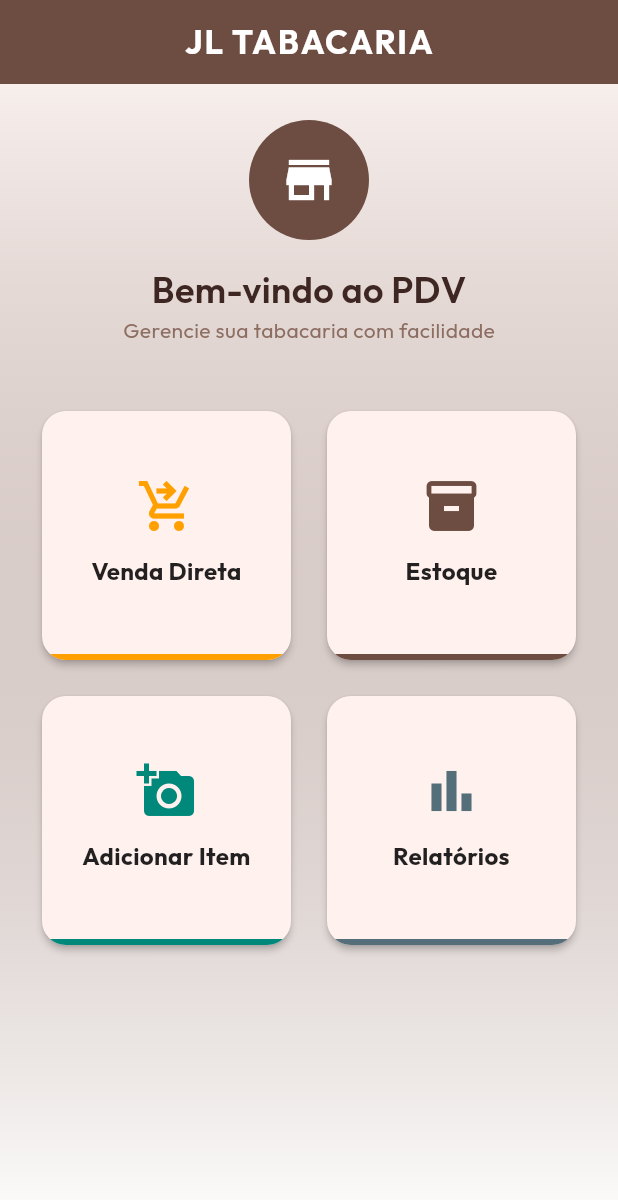
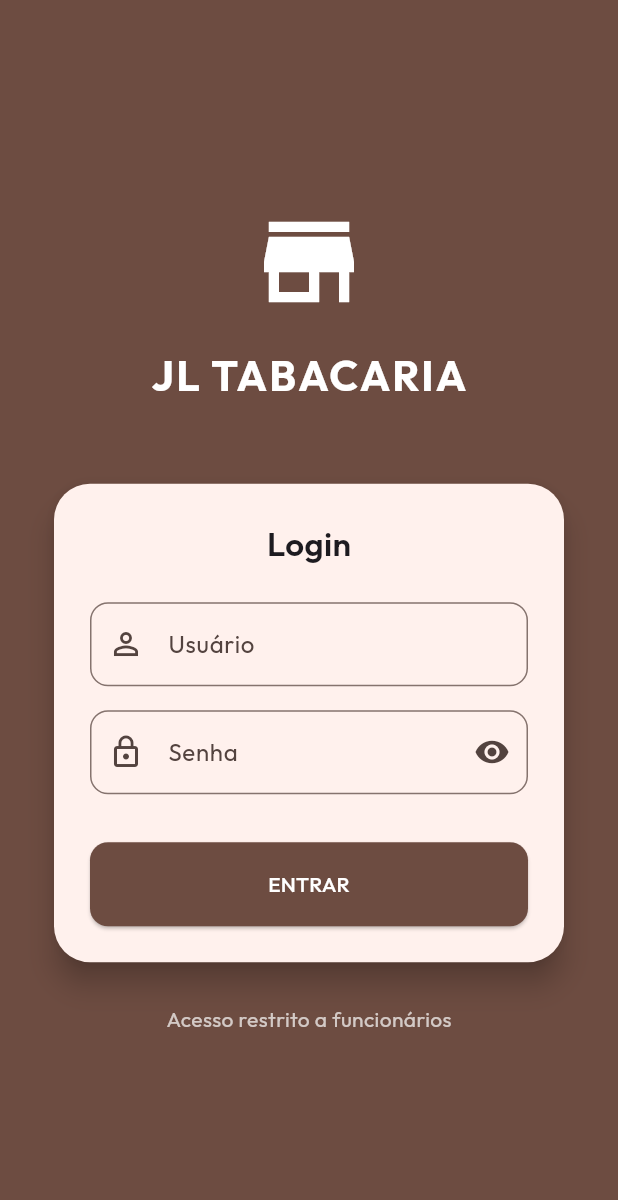
Before and after one commit to caiofrk/SMART_PDV, a Flutter app: the screen it shows after launch, on a phone screen of 412 x 824 dp. Shown: the top 1200 px of the screen. Run offline on Flutter 3.47's test engine with Material 3 defaults, Android fonts, the phone set to English and light mode, and no system bars; our stand-ins replace google_fonts, image_picker, pdf, printing, sqflite; missing offline and left inert: mobile_scanner; accounts and stored records are empty.

Commit message:
Add User Login/Authentication system with default admin user

```diff
--- a/lib/main.dart
+++ b/lib/main.dart
@@ -3,7 +3,9 @@ import 'package:provider/provider.dart';
 import 'package:google_fonts/google_fonts.dart';
 import './providers/product_provider.dart';
 import './providers/sales_provider.dart';
+import './providers/auth_provider.dart';
 import './screens/home_screen.dart';
+import './screens/login_screen.dart';
 
 void main() {
   WidgetsFlutterBinding.ensureInitialized();
@@ -19,6 +21,7 @@ class MyApp extends StatelessWidget {
       providers: [
         ChangeNotifierProvider(create: (_) => ProductProvider()),
         ChangeNotifierProvider(create: (_) => SalesProvider()),
+        ChangeNotifierProvider(create: (_) => AuthProvider()),
       ],
       child: MaterialApp(
         title: 'JL Tabacaria PDV',
@@ -56,7 +59,14 @@ class MyApp extends StatelessWidget {
             ),
           ),
         ),
-        home: const HomeScreen(),
+        home: Consumer<AuthProvider>(
+          builder: (context, auth, _) {
+            if (auth.isAuthenticated) {
+              return const HomeScreen();
+            }
+            return const LoginScreen();
+          },
+        ),
       ),
     );
   }
--- /dev/null
+++ b/lib/models/user.dart
@@ -0,0 +1,31 @@
+class User {
+  final int? id;
+  final String username;
+  final String password; // In a real app, this should be hashed
+  final String role; // 'admin' or 'employee'
+
+  User({
+    this.id,
+    required this.username,
+    required this.password,
+    this.role = 'employee',
+  });
+
+  Map<String, dynamic> toMap() {
+    return {
+      'id': id,
+      'username': username,
+      'password': password,
+      'role': role,
+    };
+  }
+
+  factory User.fromMap(Map<String, dynamic> map) {
+    return User(
+      id: map['id'],
+      username: map['username'],
+      password: map['password'],
+      role: map['role'],
+    );
+  }
+}
--- /dev/null
+++ b/lib/providers/auth_provider.dart
@@ -0,0 +1,34 @@
+import 'package:flutter/material.dart';
+import '../models/user.dart';
+import '../services/database_helper.dart';
+
+class AuthProvider with ChangeNotifier {
+  User? _currentUser;
+  bool _isLoading = false;
+
+  User? get currentUser => _currentUser;
+  bool get isLoading => _isLoading;
+  bool get isAuthenticated => _currentUser != null;
+
+  Future<bool> login(String username, String password) async {
+    _isLoading = true;
+    notifyListeners();
+
+    final user = await DatabaseHelper.instance.login(username, password);
+
+    _isLoading = false;
+    if (user != null) {
+      _currentUser = user;
+      notifyListeners();
+      return true;
+    }
+
+    notifyListeners();
+    return false;
+  }
+
+  void logout() {
+    _currentUser = null;
+    notifyListeners();
+  }
+}
--- /dev/null
+++ b/lib/screens/login_screen.dart
@@ -0,0 +1,139 @@
+import 'package:flutter/material.dart';
+import 'package:provider/provider.dart';
+import 'package:google_fonts/google_fonts.dart';
+import '../providers/auth_provider.dart';
+
+class LoginScreen extends StatefulWidget {
+  const LoginScreen({super.key});
+
+  @override
+  State<LoginScreen> createState() => _LoginScreenState();
+}
+
+class _LoginScreenState extends State<LoginScreen> {
+  final _usernameController = TextEditingController();
+  final _passwordController = TextEditingController();
+  bool _isPasswordVisible = false;
+
+  void _login() async {
+    final auth = context.read<AuthProvider>();
+    final success = await auth.login(
+      _usernameController.text,
+      _passwordController.text,
+    );
+
+    if (success) {
+      // Navigation is handled by main.dart based on stream/state
+    } else {
+      ScaffoldMessenger.of(context).showSnackBar(
+        const SnackBar(
+          content: Text('Usuário ou senha incorretos'),
+          backgroundColor: Colors.red,
+        ),
+      );
+    }
+  }
+
+  @override
+  Widget build(BuildContext context) {
+    return Scaffold(
+      backgroundColor: const Color(0xFF6D4C41),
+      body: Center(
+        child: SingleChildScrollView(
+          padding: const EdgeInsets.all(32.0),
+          child: Column(
+            mainAxisAlignment: MainAxisAlignment.center,
+            children: [
+              const Icon(Icons.store, size: 80, color: Colors.white),
+              const SizedBox(height: 16),
+              Text(
+                'JL TABACARIA',
+                style: GoogleFonts.outfit(
+                  fontSize: 28,
+                  fontWeight: FontWeight.bold,
+                  color: Colors.white,
+                  letterSpacing: 1.5,
+                ),
+              ),
+              const SizedBox(height: 48),
+              Card(
+                elevation: 8,
+                shape: RoundedRectangleBorder(
+                  borderRadius: BorderRadius.circular(24),
+                ),
+                child: Padding(
+                  padding: const EdgeInsets.all(24.0),
+                  child: Column(
+                    children: [
+                      Text(
+                        'Login',
+                        style: GoogleFonts.outfit(
+                          fontSize: 22,
+                          fontWeight: FontWeight.w600,
+                        ),
+                      ),
+                      const SizedBox(height: 24),
+                      TextField(
+                        controller: _usernameController,
+                        decoration: const InputDecoration(
+                          labelText: 'Usuário',
+                          prefixIcon: Icon(Icons.person_outline),
+                          border: OutlineInputBorder(
+                            borderRadius: BorderRadius.all(Radius.circular(12)),
+                          ),
+                        ),
+                      ),
+                      const SizedBox(height: 16),
+                      TextField(
+                        controller: _passwordController,
+                        obscureText: !_isPasswordVisible,
+                        decoration: InputDecoration(
+                          labelText: 'Senha',
+                          prefixIcon: const Icon(Icons.lock_outline),
+                          suffixIcon: IconButton(
+                            icon: Icon(
+                              _isPasswordVisible
+                                  ? Icons.visibility_off
+                                  : Icons.visibility,
+                            ),
+                            onPressed: () {
+                              setState(() {
+                                _isPasswordVisible = !_isPasswordVisible;
+                              });
+                            },
+                          ),
+                          border: const OutlineInputBorder(
+                            borderRadius: BorderRadius.all(Radius.circular(12)),
+                          ),
+                        ),
+                      ),
+                      const SizedBox(height: 32),
+                      Consumer<AuthProvider>(
+                        builder: (context, auth, child) {
+                          return auth.isLoading
+                              ? const CircularProgressIndicator()
+                              : ElevatedButton(
+                                  onPressed: _login,
+                                  style: ElevatedButton.styleFrom(
+                                    minimumSize: const Size.fromHeight(56),
+                                  ),
+                                  child: const Text('ENTRAR'),
+                                );
+                        },
+                      ),
+                    ],
+                  ),
+                ),
+              ),
+              const SizedBox(height: 24),
+              const Text(
+                'Acesso restrito a funcionários',
+                style: TextStyle(color: Colors.white70),
+              ),
+            ],
+          ),
+        ),
+      ),
+    );
+  }
+}
```
Also changed, not shown: lib/screens/home_screen.dart (+7 -0 lines), lib/services/database_helper.dart (+36 -0 lines).
